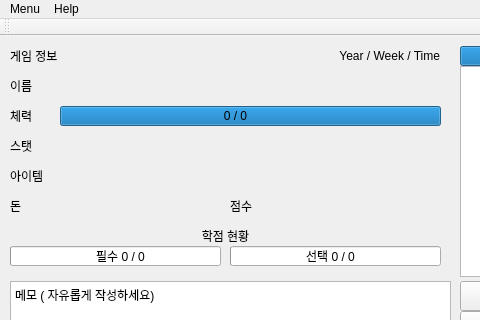
Before: the Qt Designer form sugang_simulator_2017.ui in CRYPTOGRAPHCODER/project_se271, drawn with Qt 5; both pictures show x 0 to 480 and y 0 to 320 of the 1000 by 550 pixel window.
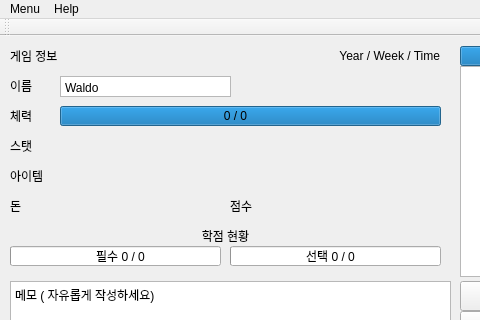
After: the same form once the commit is applied.

```diff
--- a/sugang_simulator_2017.ui
+++ b/sugang_simulator_2017.ui
@@ -54,7 +54,7 @@
      <rect>
       <x>10</x>
       <y>40</y>
-      <width>221</width>
+      <width>121</width>
       <height>20</height>
      </rect>
     </property>
@@ -509,6 +509,47 @@
      <set>Qt::AlignRight|Qt::AlignTrailing|Qt::AlignVCenter</set>
     </property>
    </widget>
+   <widget class="QTextEdit" name="textbox_name">
+    <property name="enabled">
+     <bool>true</bool>
+    </property>
+    <property name="geometry">
+     <rect>
+      <x>60</x>
+      <y>40</y>
+      <width>171</width>
+      <height>21</height>
+     </rect>
+    </property>
+    <property name="sizePolicy">
+     <sizepolicy hsizetype="Fixed" vsizetype="Fixed">
+      <horstretch>0</horstretch>
+      <verstretch>0</verstretch>
+     </sizepolicy>
+    </property>
+    <property name="acceptDrops">
+     <bool>true</bool>
+    </property>
+    <property name="autoFillBackground">
+     <bool>false</bool>
+    </property>
+    <property name="lineWidth">
+     <number>0</number>
+    </property>
+    <property name="verticalScrollBarPolicy">
+     <enum>Qt::ScrollBarAlwaysOff</enum>
+    </property>
+    <property name="horizontalScrollBarPolicy">
+     <enum>Qt::ScrollBarAlwaysOff</enum>
+    </property>
+    <property name="html">
+     <string>&lt;!DOCTYPE HTML PUBLIC &quot;-//W3C//DTD HTML 4.0//EN&quot; &quot;http://www.w3.org/TR/REC-html40/strict.dtd&quot;&gt;
+&lt;html&gt;&lt;head&gt;&lt;meta name=&quot;qrichtext&quot; content=&quot;1&quot; /&gt;&lt;style type=&quot;text/css&quot;&gt;
+p, li { white-space: pre-wrap; }
+&lt;/style&gt;&lt;/head&gt;&lt;body style=&quot; font-family:'Gulim'; font-size:9pt; font-weight:400; font-style:normal;&quot;&gt;
+&lt;p style=&quot; margin-top:0px; margin-bottom:0px; margin-left:0px; margin-right:0px; -qt-block-indent:0; text-indent:0px;&quot;&gt;Waldo&lt;/p&gt;&lt;/body&gt;&lt;/html&gt;</string>
+    </property>
+   </widget>
    <zorder>text_game</zorder>
    <zorder>text_time</zorder>
    <zorder>text_name</zorder>
```
Left out of the diff: 1 changed line with no effect on the pictures.
